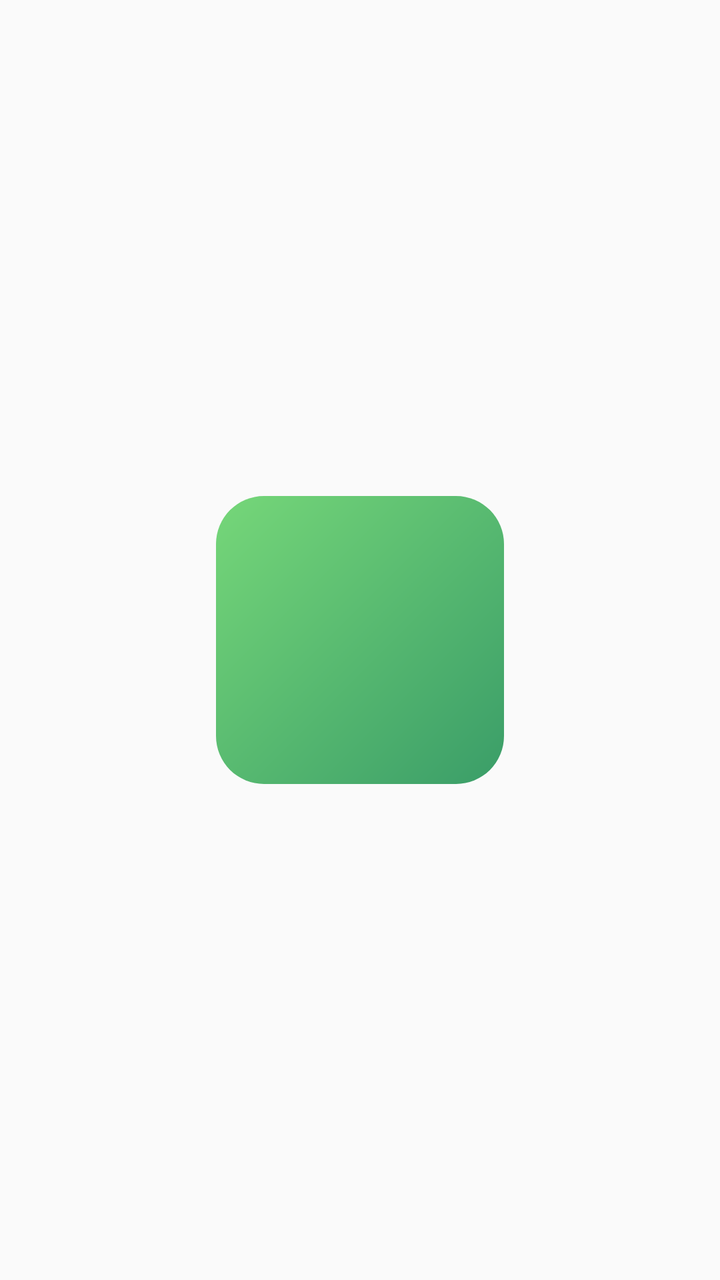
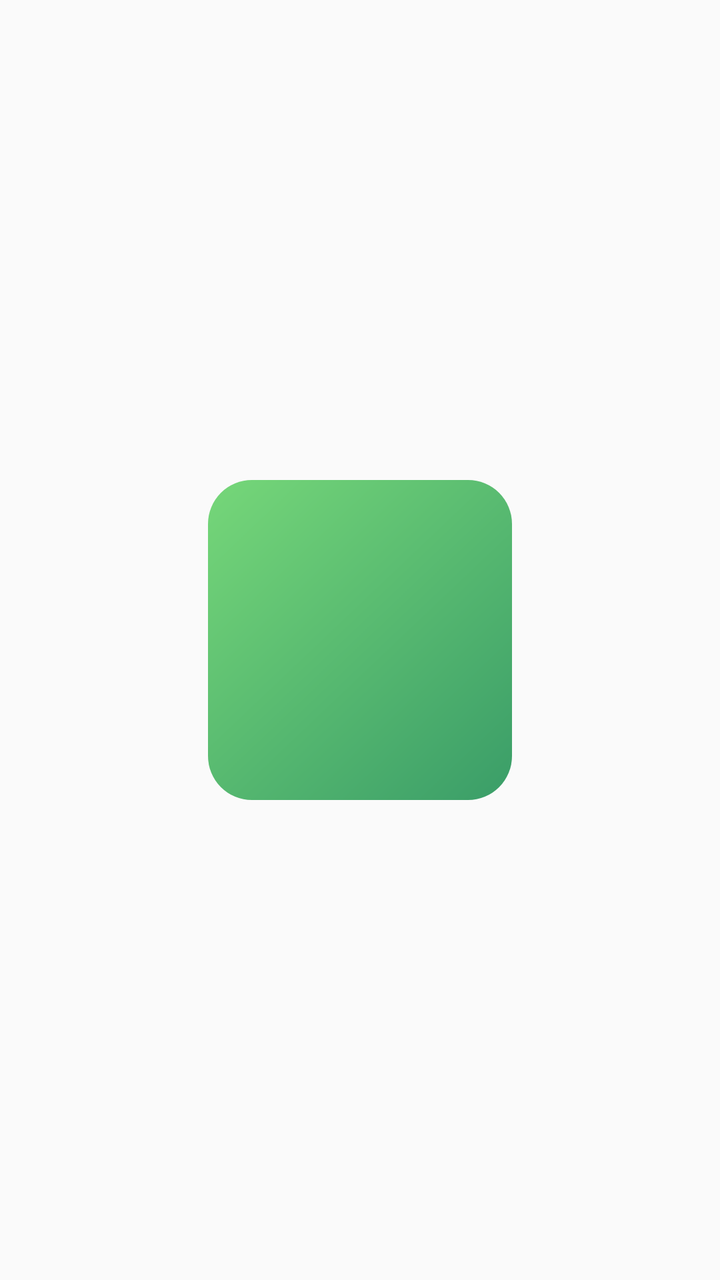

Screens rendered from an Android XML layout before and after an edit, with the pre-edit source and the edit as a unified diff.
<!-- AndroidManifest.xml: application theme AppTheme -->
<!-- res/layout/milestone_widget.xml -->
<?xml version="1.0" encoding="utf-8"?>
<FrameLayout xmlns:android="http://schemas.android.com/apk/res/android"
    android:id="@+id/milestone_widget_root"
    android:layout_width="match_parent"
    android:layout_height="match_parent"
    android:clickable="true"
    android:padding="4dp">

    <FrameLayout
        android:layout_width="144dp"
        android:layout_height="144dp"
        android:layout_gravity="center"
        android:background="@drawable/milestone_widget_background"
        android:padding="14dp">

        <LinearLayout
            android:id="@+id/milestone_widget_content"
            android:layout_width="match_parent"
            android:layout_height="match_parent"
            android:orientation="vertical">

            <TextView
                android:id="@+id/milestone_widget_title"
                android:layout_width="match_parent"
                android:layout_height="wrap_content"
                android:ellipsize="end"
                android:maxLines="2"
                android:textColor="#FFFFFFFF"
                android:textSize="15sp"
                android:textStyle="bold" />

            <TextView
                android:id="@+id/milestone_widget_anniversary"
                android:layout_width="match_parent"
                android:layout_height="wrap_content"
                android:layout_marginTop="6dp"
                android:textColor="#CCFFFFFF"
                android:textSize="11sp"
                android:textStyle="bold" />

            <TextView
                android:id="@+id/milestone_widget_date"
                android:layout_width="match_parent"
                android:layout_height="wrap_content"
                android:layout_marginTop="2dp"
                android:textColor="#CCFFFFFF"
                android:textSize="11sp" />

            <TextView
                android:layout_width="match_parent"
                android:layout_height="0dp"
                android:layout_weight="1" />

            <TextView
                android:id="@+id/milestone_widget_countdown"
                android:layout_width="match_parent"
                android:layout_height="wrap_content"
                android:textColor="#FFFFFFFF"
                android:textSize="22sp" />
        </LinearLayout>

        <LinearLayout
            android:id="@+id/milestone_widget_empty"
            android:layout_width="match_parent"
            android:layout_height="match_parent"
            android:gravity="center"
            android:orientation="vertical"
            android:visibility="gone">

            <TextView
                android:layout_width="wrap_content"
                android:layout_height="wrap_content"
                android:text="@string/milestone_widget_empty"
                android:textColor="#FFFFFFFF"
                android:textSize="14sp"
                android:textStyle="bold" />

            <TextView
                android:layout_width="wrap_content"
                android:layout_height="wrap_content"
                android:layout_marginTop="5dp"
                android:gravity="center"
                android:text="@string/milestone_widget_empty_hint"
                android:textColor="#CCFFFFFF"
                android:textSize="10sp" />
        </LinearLayout>
    </FrameLayout>
</FrameLayout>
<!-- resources referenced by this layout -->
<resources>
  <!-- drawable milestone_widget_background (drawable) -->
  <?xml version="1.0" encoding="utf-8"?>
  <shape xmlns:android="http://schemas.android.com/apk/res/android"
      android:shape="rectangle">
      <gradient
          android:angle="315"
          android:endColor="#FF3A9D68"
          android:startColor="#FF76D779" />
      <corners android:radius="24dp" />
  </shape>
  <string name="milestone_widget_empty">No milestones</string>
  <string name="milestone_widget_empty_hint">Open Momentum to add one</string>
  <style name="AppTheme" parent="Theme.AppCompat.Light.DarkActionBar">
          
          <item name="colorPrimary">@color/colorPrimary</item>
          <item name="colorPrimaryDark">@color/colorPrimaryDark</item>
          <item name="colorAccent">@color/colorAccent</item>
      </style>
</resources>

<!-- the commit's change to res/layout/milestone_widget.xml (unified diff, before → after) -->
@@ -7,8 +7,8 @@
     android:padding="4dp">
 
     <FrameLayout
-        android:layout_width="144dp"
-        android:layout_height="144dp"
+        android:layout_width="152dp"
+        android:layout_height="160dp"
         android:layout_gravity="center"
         android:background="@drawable/milestone_widget_background"
         android:padding="14dp">
<!-- resource entries referenced after the edit -->
@@ -8,7 +8,7 @@
           android:angle="315"
           android:endColor="#FF3A9D68"
           android:startColor="#FF76D779" />
-      <corners android:radius="24dp" />
+      <corners android:radius="22dp" />
   </shape>
   <string name="milestone_widget_empty">No milestones</string>
   <string name="milestone_widget_empty_hint">Open Momentum to add one</string>
